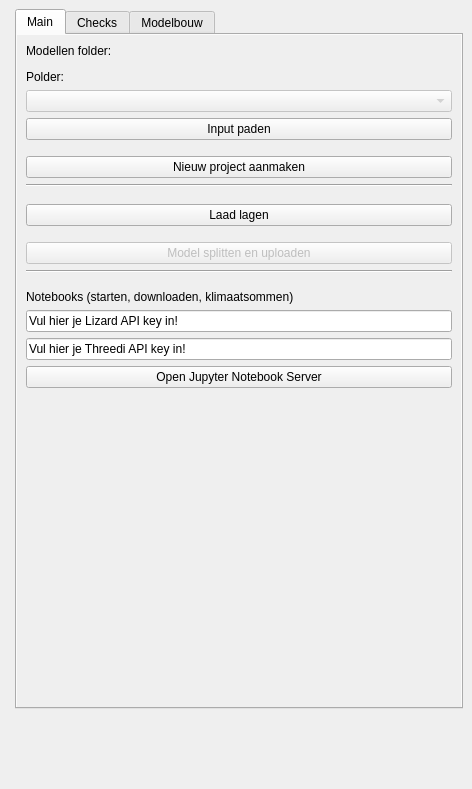
Old version of the form hhnk_threedi_plugin/hhnk_toolbox_dockwidget_base.ui in the repository threedi/hhnk-threedi-plugin.
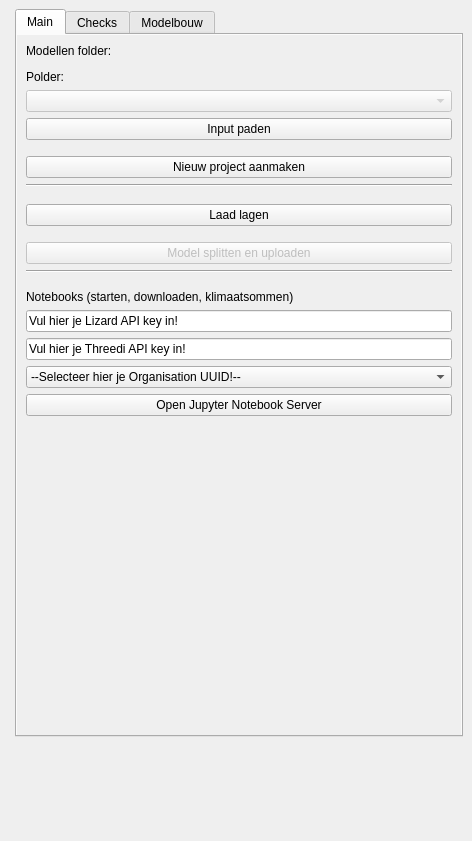
New version of the form. Custom widgets are drawn as their Qt base class.

Commit message: splitter smaal update & uuid first set up

The edit to the form file:
```diff
--- a/hhnk_threedi_plugin/hhnk_toolbox_dockwidget_base.ui
+++ b/hhnk_threedi_plugin/hhnk_toolbox_dockwidget_base.ui
@@ -7,7 +7,7 @@
     <x>0</x>
     <y>0</y>
     <width>472</width>
-    <height>789</height>
+    <height>841</height>
    </rect>
   </property>
   <property name="sizePolicy">
@@ -19,7 +19,7 @@
   <property name="minimumSize">
    <size>
     <width>345</width>
-    <height>789</height>
+    <height>841</height>
    </size>
   </property>
   <property name="maximumSize">
@@ -306,6 +306,21 @@
           </property>
          </widget>
         </item>
+        <item>
+         <widget class="QComboBox" name="uuid_comboBox">
+          <property name="editable">
+           <bool>false</bool>
+          </property>
+          <property name="currentText">
+           <string>--Selecteer hier je Organisation UUID!--</string>
+          </property>
+          <item>
+           <property name="text">
+            <string>--Selecteer hier je Organisation UUID!--</string>
+           </property>
+          </item>
+         </widget>
+        </item>
         <item>
          <widget class="QPushButton" name="server_btn">
           <property name="text">
```
Left out of the diff: 2 changed lines with no effect on the pictures. The commit also changes 2 other files.
